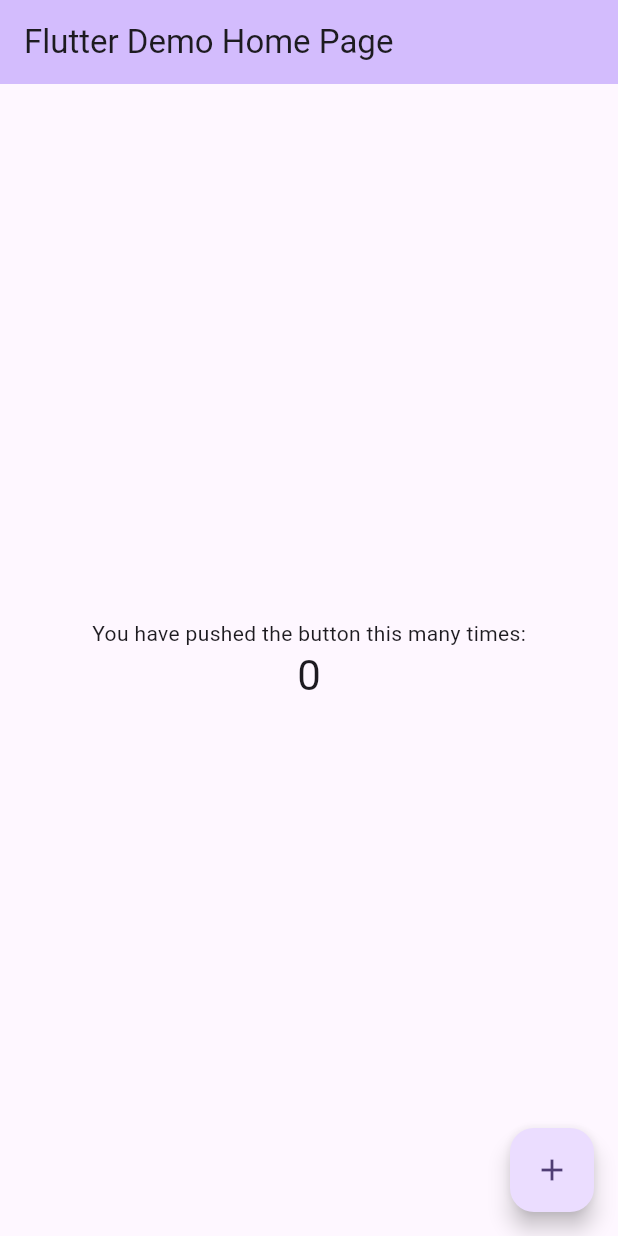
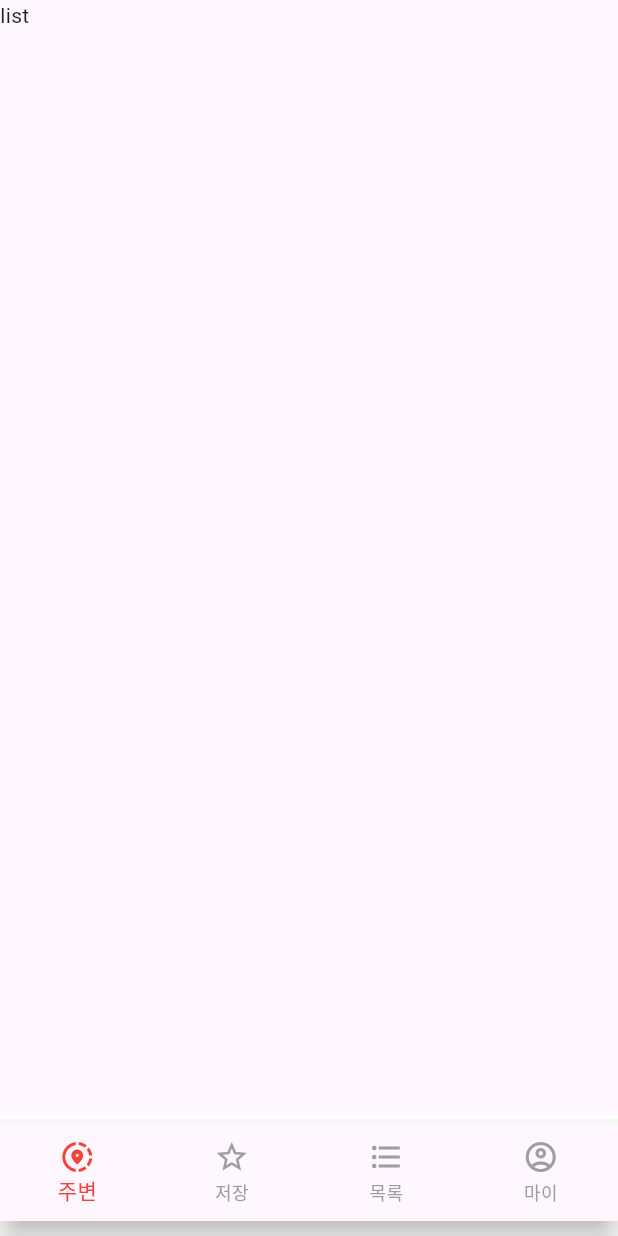
Before and after one commit to 2GS-LuckyTon/Pinmate_FE, a Flutter app: the screen it shows after launch, on a phone screen of 412 x 824 dp. Run offline on Flutter 3.47's test engine with Material 3 defaults, Android fonts, the phone set to English and light mode, and no system bars.

Commit message:
first commit

```diff
--- a/analysis_options.yaml
+++ b/analysis_options.yaml
@@ -21,10 +21,10 @@ linter:
   # `// ignore_for_file: name_of_lint` syntax on the line or in the file
   # producing the lint.
   rules:
+    prefer_typing_uninitialized_variables: false
+    prefer_const_constructors_in_immutables: false
     prefer_const_constructors: false
     avoid_print: false
-    prefer_typing_uninitialized_variables: false
-    prefer_const_constructors_in_immutables: false
     # avoid_print: false  # Uncomment to disable the `avoid_print` rule
     # prefer_single_quotes: true  # Uncomment to enable the `prefer_single_quotes` rule
 
--- a/lib/main.dart
+++ b/lib/main.dart
@@ -1,125 +1,24 @@
 import 'package:flutter/material.dart';
+import './screen/main_screen.dart';
+import 'package:shared_map_app/screen/signup/signup.dart';
+import './screen/login/login.dart';
 
 void main() {
-  runApp(const MyApp());
+  runApp(const Main());
 }
 
-class MyApp extends StatelessWidget {
-  const MyApp({super.key});
+class Main extends StatelessWidget {
+  const Main({super.key});
 
-  // This widget is the root of your application.
   @override
   Widget build(BuildContext context) {
     return MaterialApp(
-      title: 'Flutter Demo',
-      theme: ThemeData(
-        // This is the theme of your application.
-        //
-        // TRY THIS: Try running your application with "flutter run". You'll see
-        // the application has a purple toolbar. Then, without quitting the app,
-        // try changing the seedColor in the colorScheme below to Colors.green
-        // and then invoke "hot reload" (save your changes or press the "hot
-        // reload" button in a Flutter-supported IDE, or press "r" if you used
-        // the command line to start the app).
-        //
-        // Notice that the counter didn't reset back to zero; the application
-        // state is not lost during the reload. To reset the state, use hot
-        // restart instead.
-        //
-        // This works for code too, not just values: Most code changes can be
-        // tested with just a hot reload.
-        colorScheme: ColorScheme.fromSeed(seedColor: Colors.deepPurple),
-        useMaterial3: true,
-      ),
-      home: const MyHomePage(title: 'Flutter Demo Home Page'),
+      initialRoute: '/main_screen',
+      routes: {
+        '/main_screen' : (context)=>MainScreen(),
+        '/login': (context) => LoginScreen(),
+        '/signup': (context) => SignupScreen(),
+      },
     );
   }
 }
-
-class MyHomePage extends StatefulWidget {
-  const MyHomePage({super.key, required this.title});
-
-  // This widget is the home page of your application. It is stateful, meaning
-  // that it has a State object (defined below) that contains fields that affect
-  // how it looks.
-
-  // This class is the configuration for the state. It holds the values (in this
-  // case the title) provided by the parent (in this case the App widget) and
-  // used by the build method of the State. Fields in a Widget subclass are
-  // always marked "final".
-
-  final String title;
-
-  @override
-  State<MyHomePage> createState() => _MyHomePageState();
-}
-
-class _MyHomePageState extends State<MyHomePage> {
-  int _counter = 0;
-
-  void _incrementCounter() {
-    setState(() {
-      // This call to setState tells the Flutter framework that something has
-      // changed in this State, which causes it to rerun the build method below
-      // so that the display can reflect the updated values. If we changed
-      // _counter without calling setState(), then the build method would not be
-      // called again, and so nothing would appear to happen.
-      _counter++;
-    });
-  }
-
-  @override
-  Widget build(BuildContext context) {
-    // This method is rerun every time setState is called, for instance as done
-    // by the _incrementCounter method above.
-    //
-    // The Flutter framework has been optimized to make rerunning build methods
-    // fast, so that you can just rebuild anything that needs updating rather
-    // than having to individually change instances of widgets.
-    return Scaffold(
-      appBar: AppBar(
-        // TRY THIS: Try changing the color here to a specific color (to
-        // Colors.amber, perhaps?) and trigger a hot reload to see the AppBar
-        // change color while the other colors stay the same.
-        backgroundColor: Theme.of(context).colorScheme.inversePrimary,
-        // Here we take the value from the MyHomePage object that was created by
-        // the App.build method, and use it to set our appbar title.
-        title: Text(widget.title),
-      ),
-      body: Center(
-        // Center is a layout widget. It takes a single child and positions it
-        // in the middle of the parent.
-        child: Column(
-          // Column is also a layout widget. It takes a list of children and
-          // arranges them vertically. By default, it sizes itself to fit its
-          // children horizontally, and tries to be as tall as its parent.
-          //
-          // Column has various properties to control how it sizes itself and
-          // how it positions its children. Here we use mainAxisAlignment to
-          // center the children vertically; the main axis here is the vertical
-          // axis because Columns are vertical (the cross axis would be
-          // horizontal).
-          //
-          // TRY THIS: Invoke "debug painting" (choose the "Toggle Debug Paint"
-          // action in the IDE, or press "p" in the console), to see the
-          // wireframe for each widget.
-          mainAxisAlignment: MainAxisAlignment.center,
-          children: <Widget>[
-            const Text(
-              'You have pushed the button this many times:',
-            ),
-            Text(
-              '$_counter',
-              style: Theme.of(context).textTheme.headlineMedium,
-            ),
-          ],
-        ),
-      ),
-      floatingActionButton: FloatingActionButton(
-        onPressed: _incrementCounter,
-        tooltip: 'Increment',
-        child: const Icon(Icons.add),
-      ), // This trailing comma makes auto-formatting nicer for build methods.
-    );
-  }
-}
--- /dev/null
+++ b/lib/screen/main_screen.dart
@@ -0,0 +1,67 @@
+import 'package:flutter/material.dart';
+import './mainfunction/nerarby/nearby_screen.dart';
+import './mainfunction/saved/saved_screen.dart';
+import './mainfunction/list/list_screen.dart';
+import './mainfunction/profile/profile_screen.dart';
+
+class MainScreen extends StatefulWidget {
+  const MainScreen({super.key});
+
+  @override
+  State<MainScreen> createState() => _MainScreenState();
+}
+
+class _MainScreenState extends State<MainScreen> {
+  int current_index = 0;
+
+  // Screens for each tab
+  final List<Widget> screens = [
+    NearbyScreen(),
+    SavedScreen(),
+    ListScreen(),
+    ProfileScreen(),
+  ];
+
+  @override
+  Widget build(BuildContext context) {
+    return Scaffold(
+      body: screens[current_index],
+
+      bottomNavigationBar: Container(
+        color: Colors.white, //색상
+        height: 80,
+        padding: EdgeInsets.only(bottom: 10, top: 5),
+        child: BottomNavigationBar(
+          currentIndex: current_index,
+          onTap: (index) {
+            setState(() {
+              current_index = index;
+            });
+          },
+          items: [
+            BottomNavigationBarItem(
+              icon: Icon(Icons.share_location_outlined),
+              label: '주변',
+            ),
+            BottomNavigationBarItem(
+              icon: Icon(Icons.star_border_outlined),
+              label: '저장',
+            ),
+            BottomNavigationBarItem(
+              icon: Icon(Icons.format_list_bulleted_outlined),
+              label: '목록',
+            ),
+            BottomNavigationBarItem(
+              icon: Icon(Icons.account_circle_outlined),
+              label: '마이',
+            ),
+          ],
+          selectedItemColor: Colors.red,
+          unselectedItemColor: Colors.grey,
+          showUnselectedLabels: true,
+          type: BottomNavigationBarType.fixed,
+        ),
+      ),
+    );
+  }
+}
--- /dev/null
+++ b/lib/screen/mainfunction/nerarby/nearby_screen.dart
@@ -0,0 +1,20 @@
+import 'package:flutter/material.dart';
+import '../../main_screen.dart';
+
+
+
+class NearbyScreen extends StatefulWidget {
+  const NearbyScreen({super.key});
+
+  @override
+  State<NearbyScreen> createState() => _NearbyScreenState();
+}
+
+class _NearbyScreenState extends State<NearbyScreen> {
+  @override
+  Widget build(BuildContext context) {
+    return Container(
+      child: Text("list"),
+    );
+  }
+}
--- a/pubspec.yaml
+++ b/pubspec.yaml
@@ -1,4 +1,4 @@
-name: first
+name: shared_map_app
 description: "A new Flutter project."
 # The following line prevents the package from being accidentally published to
 # pub.dev using `flutter pub publish`. This is preferred for private packages.
@@ -19,7 +19,7 @@ publish_to: 'none' # Remove this line if you wish to publish to pub.dev
 version: 1.0.0+1
 
 environment:
-  sdk: ^3.5.4
+  sdk: ^3.5.3
 
 # Dependencies specify other packages that your package needs in order to work.
 # To automatically upgrade your package dependencies to the latest versions
@@ -52,6 +52,8 @@ dev_dependencies:
 
 # The following section is specific to Flutter packages.
 flutter:
+  assets:
+    - assets/
 
   # The following line ensures that the Material Icons font is
   # included with your application, so that you can use the icons in
```
Also changed, not shown: lib/screen/login/login.dart (added, +18 -0 lines), lib/screen/mainfunction/list/list_screen.dart (added, +19 -0 lines), lib/screen/mainfunction/profile/profile_screen.dart (added, +18 -0 lines), lib/screen/mainfunction/saved/saved_screen.dart (added, +18 -0 lines), lib/screen/signup/signup.dart (added, +18 -0 lines), pubspec.lock, 9 other files.
